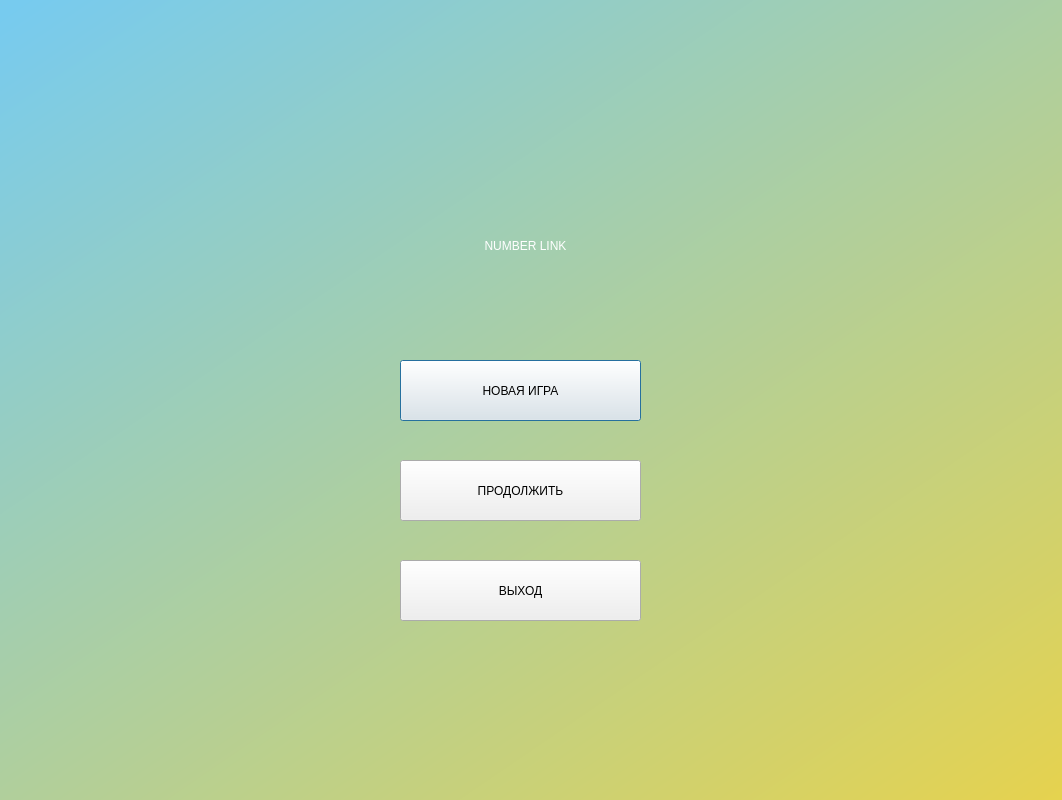
The window that resource/WelcomeScreen.ui (lGreenLightl/numberlink) describes before a commit, drawn with Qt 5.
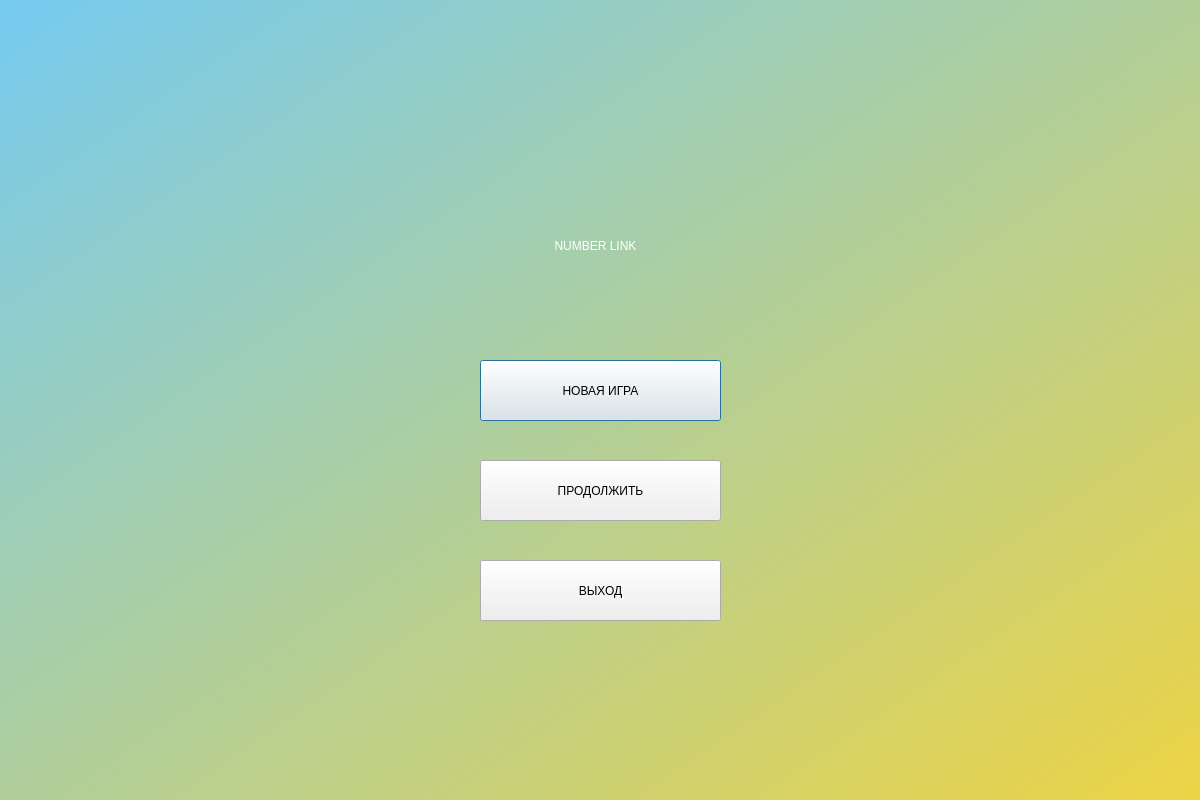
The same window after the commit.

Commit message: game ui without grid

```diff
--- a/resource/WelcomeScreen.ui
+++ b/resource/WelcomeScreen.ui
@@ -6,7 +6,7 @@
    <rect>
     <x>0</x>
     <y>0</y>
-    <width>1062</width>
+    <width>1200</width>
     <height>800</height>
    </rect>
   </property>
@@ -33,7 +33,7 @@
     </property>
     <property name="geometry">
      <rect>
-      <x>250</x>
+      <x>320</x>
       <y>210</y>
       <width>551</width>
       <height>71</height>
@@ -53,7 +53,7 @@
    <widget class="QPushButton" name="NewGameButton">
     <property name="geometry">
      <rect>
-      <x>400</x>
+      <x>480</x>
       <y>360</y>
       <width>241</width>
       <height>61</height>
@@ -75,7 +75,7 @@
    <widget class="QPushButton" name="ContinueButton">
     <property name="geometry">
      <rect>
-      <x>400</x>
+      <x>480</x>
       <y>460</y>
       <width>241</width>
       <height>61</height>
@@ -100,7 +100,7 @@
    <widget class="QPushButton" name="ExitButton">
     <property name="geometry">
      <rect>
-      <x>400</x>
+      <x>480</x>
       <y>560</y>
       <width>241</width>
       <height>61</height>
```
The commit also changes 6 other files.
